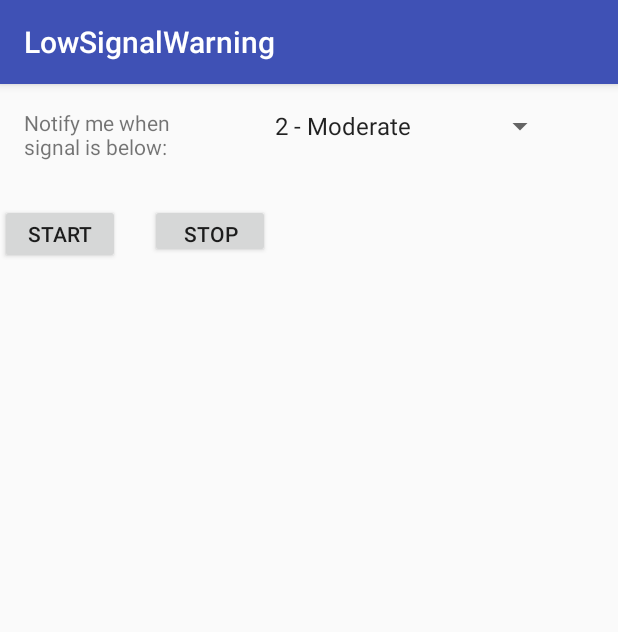
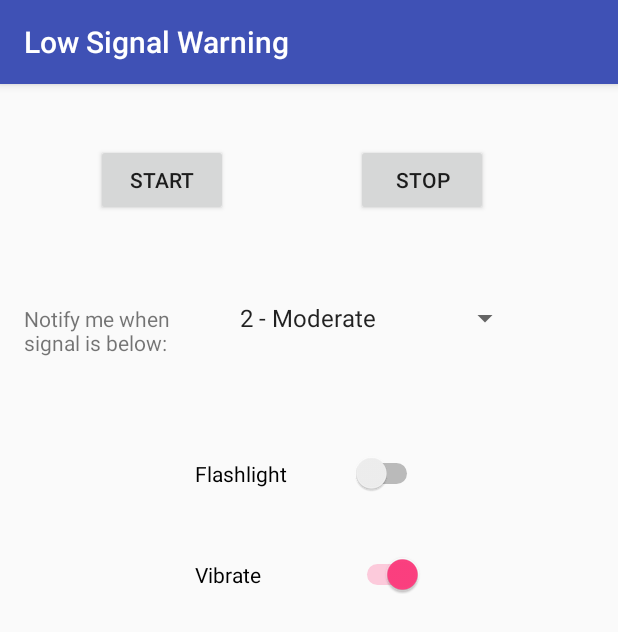
Before and after one commit to tkyanaga/LowSignalWarning, an Android app: the screen it shows after launch (MainActivity), on a phone screen of 412 x 824 dp. Shown: the top 632 px of the screen. Run offline under Robolectric (Android 15) with nearby library versions, the phone set to English and light mode, and no system bars; 1 statement that could not run was skipped.

Commit message:
Added light and vibrate switch to xml and main activity

```diff
--- a/app/src/main/java/com/example/tyrone/lowsignalwarning/MainActivity.java
+++ b/app/src/main/java/com/example/tyrone/lowsignalwarning/MainActivity.java
@@ -1,7 +1,9 @@
 package com.example.tyrone.lowsignalwarning;
 
 
+import android.content.Context;
 import android.content.Intent;
+import android.content.pm.PackageManager;
 import android.os.Bundle;
 
 import android.support.v7.app.AppCompatActivity;
@@ -11,16 +13,25 @@ import android.widget.AdapterView;
 import android.widget.ArrayAdapter;
 import android.widget.Button;
 import android.widget.Spinner;
+import android.widget.Switch;
 import android.widget.Toast;
 
 public class MainActivity extends AppCompatActivity implements View.OnClickListener{
     private Button startButton;
     private Button stopButton;
+    private Button useFlash;
+    private Button useVibrate;
+    private Switch lightSwitch;
+    private Switch vibrateSwitch;
+
+
     private int service_level_int = 2; //default, 2, will notify below moderate service
     private static final String TAG = "Main Activity";
+    Context context;
+    private boolean hasFlash =  context.getPackageManager().hasSystemFeature(PackageManager.FEATURE_CAMERA_FLASH);
 
     //TODO  pass a signal of string so it can be retrieved
-    enum signalType{
+    private enum signalType{
         VIBRATE, LIGHT, BOTH
     }
 
@@ -35,11 +46,14 @@ public class MainActivity extends AppCompatActivity implements View.OnClickListe
         startButton.setOnClickListener(this);
         stopButton = (Button) findViewById(R.id.stop_service);
         stopButton.setOnClickListener(this);
+        lightSwitch = (Switch) findViewById(R.id.lightSwitch);
 
+        vibrateSwitch  = (Switch) findViewById(R.id.vibrateSwitch);
+        vibrateSwitch.setChecked(true);
 
         Spinner spinner = (Spinner) findViewById(R.id.notify_level_spinner);
         // Create an ArrayAdapter using the string array and a default spinner layout
-        final ArrayAdapter<CharSequence> adapter = ArrayAdapter.createFromResource(this, R.array.signal_level, android.R.layout.simple_spinner_item);
+        ArrayAdapter<CharSequence> adapter = ArrayAdapter.createFromResource(this, R.array.signal_level, android.R.layout.simple_spinner_item);
         // Specify the layout to use when the list of choices appears
         adapter.setDropDownViewResource(android.R.layout.simple_spinner_dropdown_item);
         // Apply the adapter to the spinner
--- a/app/src/main/res/layout/activity_main.xml
+++ b/app/src/main/res/layout/activity_main.xml
@@ -1,26 +1,29 @@
 <?xml version="1.0" encoding="utf-8"?>
-<LinearLayout xmlns:android="http://schemas.android.com/apk/res/android"
-    xmlns:tools="http://schemas.android.com/tools"
-    android:id="@+id/container"
+<TableLayout xmlns:android="http://schemas.android.com/apk/res/android"
     android:layout_width="match_parent"
-    android:layout_height="match_parent"
-    android:orientation="vertical"
-    tools:context="com.example.tyrone.lowsignalwarning.MainActivity">
+    android:layout_height="match_parent">
 
-    <FrameLayout
-        android:id="@+id/content"
+    <TableRow
+        android:id="@+id/tableRow1"
         android:layout_width="match_parent"
-        android:layout_height="0dp"
-        android:layout_weight="1">
-
+        android:layout_height="wrap_content"
+        android:layout_marginTop="40dp"
+        android:gravity="center_horizontal">
+        <Button
+            android:id="@+id/start_service"
+            android:layout_width="80dp"
+            android:text="@string/start_service"
+            android:layout_gravity="center_horizontal"/>
         <Button
             android:id="@+id/stop_service"
             android:layout_width="80dp"
-            android:layout_height="36dp"
-            android:layout_marginLeft="100dp"
-            android:layout_marginTop="80dp"
-            android:text="@string/stop_service" />
+            android:text="@string/stop_service"
+            android:layout_gravity="center_horizontal"/>
 
+    </TableRow>
+
+    <TableRow
+        android:layout_marginTop="40dp">
         <TextView
             android:id="@+id/message"
             android:layout_width="120dp"
@@ -31,28 +34,35 @@
             android:layout_marginTop="@dimen/activity_vertical_margin"
             android:text="@string/low_signal_threshold" />
 
-        <Button
-            android:id="@+id/start_service"
-            android:layout_width="80dp"
-            android:layout_height="40dp"
-            android:layout_marginTop="80dp"
-            android:text="@string/start_service" />
-
-        <TextView
-            android:id="@+id/display"
-            android:layout_width="80dp"
-            android:layout_height="40dp"
-            android:layout_marginLeft="50dp"
-            android:layout_marginTop="200dp" />
-
         <Spinner
             android:id="@+id/notify_level_spinner"
             android:layout_width="195dp"
             android:layout_height="wrap_content"
-            android:layout_marginLeft="175dp"
             android:layout_marginTop="16dp" />
 
-    </FrameLayout>
 
 
-</LinearLayout>
+    </TableRow>
+
+    <TableRow
+        android:layout_marginTop="40dp"
+        android:gravity="center_horizontal">
+
+        <Switch
+            android:id="@+id/lightSwitch"
+            android:text="@string/flashlight" />
+
+    </TableRow>
+    <TableRow
+        android:layout_marginTop="40dp"
+        android:gravity="center_horizontal">
+
+        <Switch
+            android:id="@+id/vibrateSwitch"
+            android:text="@string/vibrate" />
+
+</TableRow>
+
+
+
+</TableLayout>
--- a/app/src/main/res/values/strings.xml
+++ b/app/src/main/res/values/strings.xml
@@ -1,11 +1,13 @@
 <resources>
-    <string name="app_name">LowSignalWarning</string>
+    <string name="app_name">Low Signal Warning</string>
     <string name="title_home">Home</string>
     <string name="title_dashboard">Dashboard</string>
     <string name="title_notifications">Notifications</string>
     <string name="low_signal_threshold">Notify me when signal is below: </string>
     <string name="start_service">Start</string>
     <string name="stop_service">Stop</string>
+    <string name="flashlight">Flashlight</string>
+    <string name="vibrate">Vibrate</string>
 
 
     <string-array name="signal_level">
```
